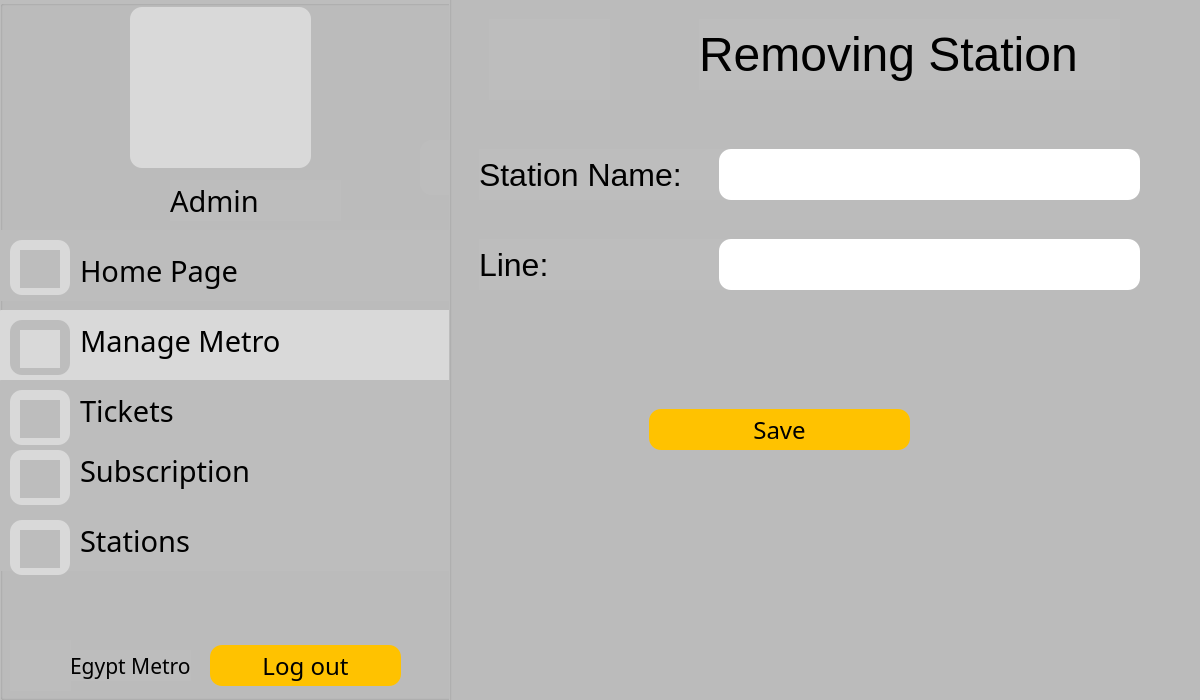
Above: adminmanagemetroremovestation.ui from hager55m/Metro-Mate-DS before the change. Below: the same form after it.
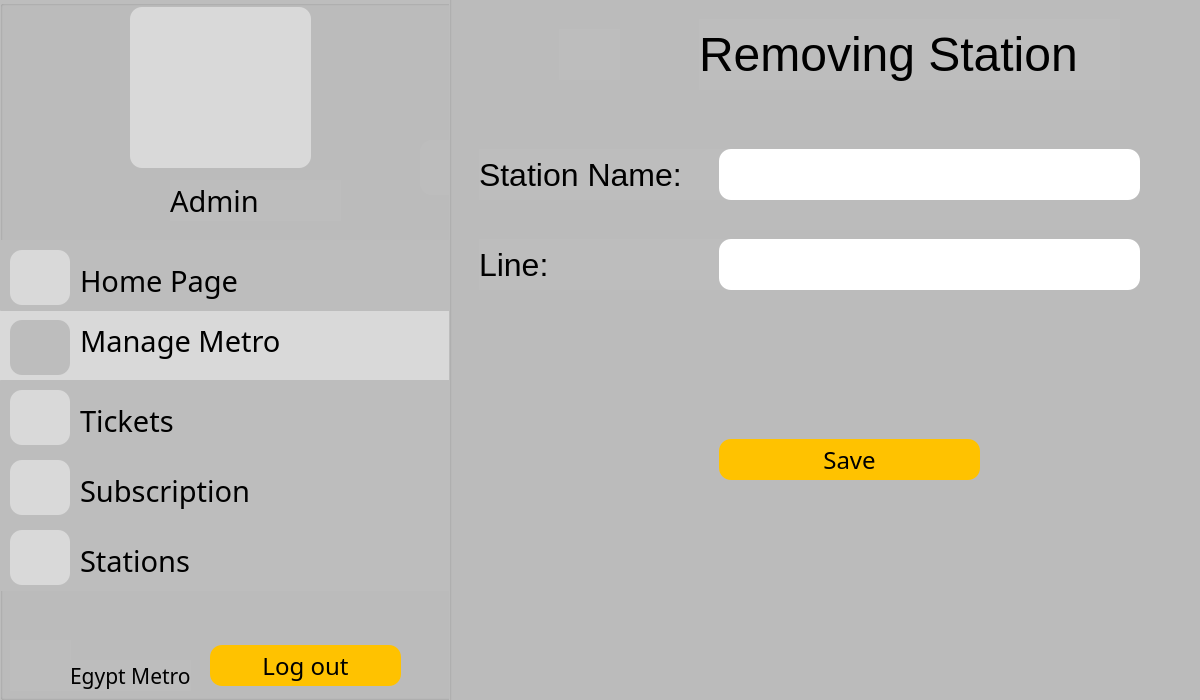
That is the form after the change. Icons and pictures are not drawn.

Diff of the .ui file:
```diff
--- a/adminmanagemetroremovestation.ui
+++ b/adminmanagemetroremovestation.ui
@@ -45,22 +45,6 @@
      <string/>
     </property>
    </widget>
-   <widget class="QLabel" name="homepic_2">
-    <property name="geometry">
-     <rect>
-      <x>20</x>
-      <y>250</y>
-      <width>40</width>
-      <height>38</height>
-     </rect>
-    </property>
-    <property name="styleSheet">
-     <string notr="true">background-color: #BDBDBD;</string>
-    </property>
-    <property name="text">
-     <string/>
-    </property>
-   </widget>
    <widget class="QLabel" name="Metro_2">
     <property name="geometry">
      <rect>
@@ -78,7 +62,7 @@
     <property name="geometry">
      <rect>
       <x>70</x>
-      <y>650</y>
+      <y>660</y>
       <width>121</width>
       <height>31</height>
      </rect>
@@ -157,7 +141,7 @@
     <property name="geometry">
      <rect>
       <x>80</x>
-      <y>250</y>
+      <y>260</y>
       <width>171</width>
       <height>41</height>
      </rect>
@@ -202,7 +186,7 @@
     <property name="geometry">
      <rect>
       <x>80</x>
-      <y>450</y>
+      <y>470</y>
       <width>171</width>
       <height>41</height>
      </rect>
@@ -255,7 +239,7 @@
     <property name="geometry">
      <rect>
       <x>0</x>
-      <y>440</y>
+      <y>450</y>
       <width>451</width>
       <height>71</height>
      </rect>
@@ -272,7 +256,7 @@
     <property name="geometry">
      <rect>
       <x>0</x>
-      <y>230</y>
+      <y>240</y>
       <width>451</width>
       <height>71</height>
      </rect>
@@ -289,7 +273,7 @@
     <property name="geometry">
      <rect>
       <x>0</x>
-      <y>500</y>
+      <y>520</y>
       <width>451</width>
       <height>71</height>
      </rect>
@@ -306,7 +290,7 @@
     <property name="geometry">
      <rect>
       <x>80</x>
-      <y>520</y>
+      <y>540</y>
       <width>171</width>
       <height>41</height>
      </rect>
@@ -325,7 +309,7 @@
     <property name="geometry">
      <rect>
       <x>80</x>
-      <y>390</y>
+      <y>400</y>
       <width>171</width>
       <height>41</height>
      </rect>
@@ -340,11 +324,11 @@
      <string>Tickets</string>
     </property>
    </widget>
-   <widget class="QLabel" name="label_13">
+   <widget class="QLabel" name="homepic_2">
     <property name="geometry">
      <rect>
       <x>10</x>
-      <y>240</y>
+      <y>250</y>
       <width>60</width>
       <height>55</height>
      </rect>
@@ -360,22 +344,6 @@
    <widget class="QLabel" name="ManageMetro">
     <property name="geometry">
      <rect>
-      <x>20</x>
-      <y>330</y>
-      <width>40</width>
-      <height>38</height>
-     </rect>
-    </property>
-    <property name="styleSheet">
-     <string notr="true">background-color: #D9D9D9;</string>
-    </property>
-    <property name="text">
-     <string/>
-    </property>
-   </widget>
-   <widget class="QLabel" name="label_34">
-    <property name="geometry">
-     <rect>
       <x>10</x>
       <y>320</y>
       <width>60</width>
@@ -390,61 +358,11 @@
      <string/>
     </property>
    </widget>
-   <widget class="QLabel" name="label_37">
-    <property name="geometry">
-     <rect>
-      <x>10</x>
-      <y>450</y>
-      <width>60</width>
-      <height>55</height>
-     </rect>
-    </property>
-    <property name="styleSheet">
-     <string notr="true">background-color: #D9D9D9;
-border-radius: 12;</string>
-    </property>
-    <property name="text">
-     <string/>
-    </property>
-   </widget>
    <widget class="QLabel" name="Subscribtion">
     <property name="geometry">
      <rect>
-      <x>20</x>
+      <x>10</x>
       <y>460</y>
-      <width>40</width>
-      <height>38</height>
-     </rect>
-    </property>
-    <property name="styleSheet">
-     <string notr="true">background-color: #BDBDBD;</string>
-    </property>
-    <property name="text">
-     <string/>
-    </property>
-   </widget>
-   <widget class="QLabel" name="label_38">
-    <property name="geometry">
-     <rect>
-      <x>10</x>
-      <y>520</y>
-      <width>60</width>
-      <height>55</height>
-     </rect>
-    </property>
-    <property name="styleSheet">
-     <string notr="true">background-color: #D9D9D9;
-border-radius: 12;</string>
-    </property>
-    <property name="text">
-     <string/>
-    </property>
-   </widget>
-   <widget class="QLabel" name="label_35">
-    <property name="geometry">
-     <rect>
-      <x>10</x>
-      <y>390</y>
       <width>60</width>
       <height>55</height>
      </rect>
@@ -460,14 +378,32 @@
    <widget class="QLabel" name="Station">
     <property name="geometry">
      <rect>
-      <x>20</x>
+      <x>10</x>
       <y>530</y>
-      <width>40</width>
-      <height>38</height>
+      <width>60</width>
+      <height>55</height>
      </rect>
     </property>
     <property name="styleSheet">
-     <string notr="true">background-color: #BDBDBD;</string>
+     <string notr="true">background-color: #D9D9D9;
+border-radius: 12;</string>
+    </property>
+    <property name="text">
+     <string/>
+    </property>
+   </widget>
+   <widget class="QLabel" name="Ticket">
+    <property name="geometry">
+     <rect>
+      <x>10</x>
+      <y>390</y>
+      <width>60</width>
+      <height>55</height>
+     </rect>
+    </property>
+    <property name="styleSheet">
+     <string notr="true">background-color: #D9D9D9;
+border-radius: 12;</string>
     </property>
     <property name="text">
      <string/>
@@ -490,22 +426,6 @@
      <string/>
     </property>
    </widget>
-   <widget class="QLabel" name="Ticket">
-    <property name="geometry">
-     <rect>
-      <x>20</x>
-      <y>400</y>
-      <width>40</width>
-      <height>38</height>
-     </rect>
-    </property>
-    <property name="styleSheet">
-     <string notr="true">background-color: #BDBDBD;</string>
-    </property>
-    <property name="text">
-     <string/>
-    </property>
-   </widget>
    <widget class="QGroupBox" name="groupBox_2">
     <property name="geometry">
      <rect>
@@ -541,8 +461,8 @@
     <widget class="QPushButton" name="pushButton_12">
      <property name="geometry">
       <rect>
-       <x>200</x>
-       <y>460</y>
+       <x>270</x>
+       <y>490</y>
        <width>261</width>
        <height>41</height>
       </rect>
@@ -565,31 +485,18 @@
     <widget class="QPushButton" name="pushButton_15">
      <property name="geometry">
       <rect>
-       <x>40</x>
-       <y>70</y>
-       <width>121</width>
-       <height>81</height>
+       <x>110</x>
+       <y>80</y>
+       <width>61</width>
+       <height>51</height>
       </rect>
      </property>
      <property name="styleSheet">
       <string notr="true">background-color: #BDBDBD;
-border-radius: 1;</string>
-     </property>
-     <property name="text">
-      <string/>
-     </property>
-    </widget>
-    <widget class="QLabel" name="homepic_3">
-     <property name="geometry">
-      <rect>
-       <x>80</x>
-       <y>100</y>
-       <width>40</width>
-       <height>38</height>
-      </rect>
-     </property>
-     <property name="styleSheet">
-      <string notr="true">background-color: #BDBDBD;</string>
+border-radius: 1;
+border-image: url(:/images/img/left-arrow.png) 0 0 0 0 stretch stretch;
+width: 50 ;
+length: 50;</string>
      </property>
      <property name="text">
       <string/>
```
Left out of the diff: 11 changed lines with no effect on the pictures.
